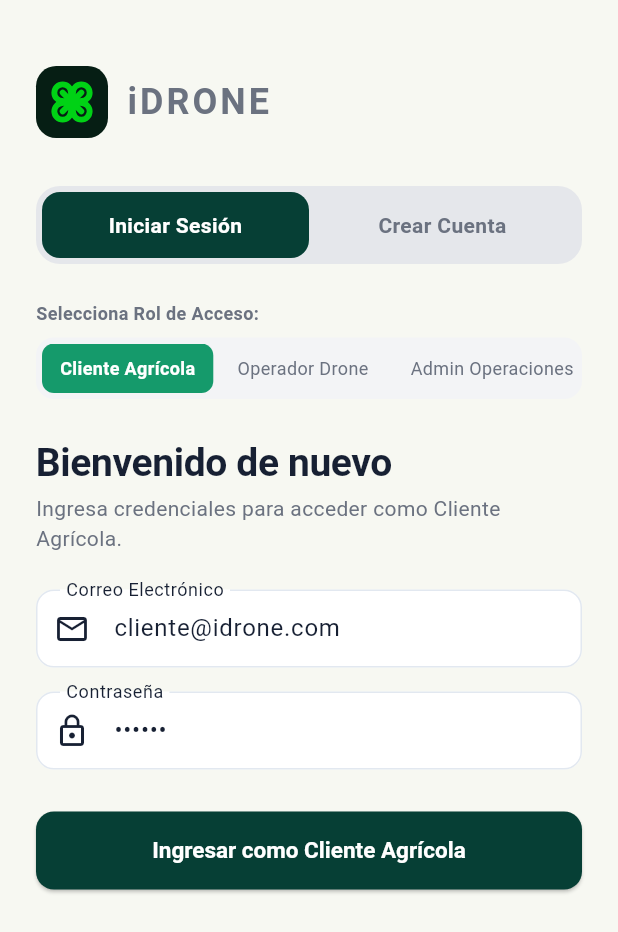
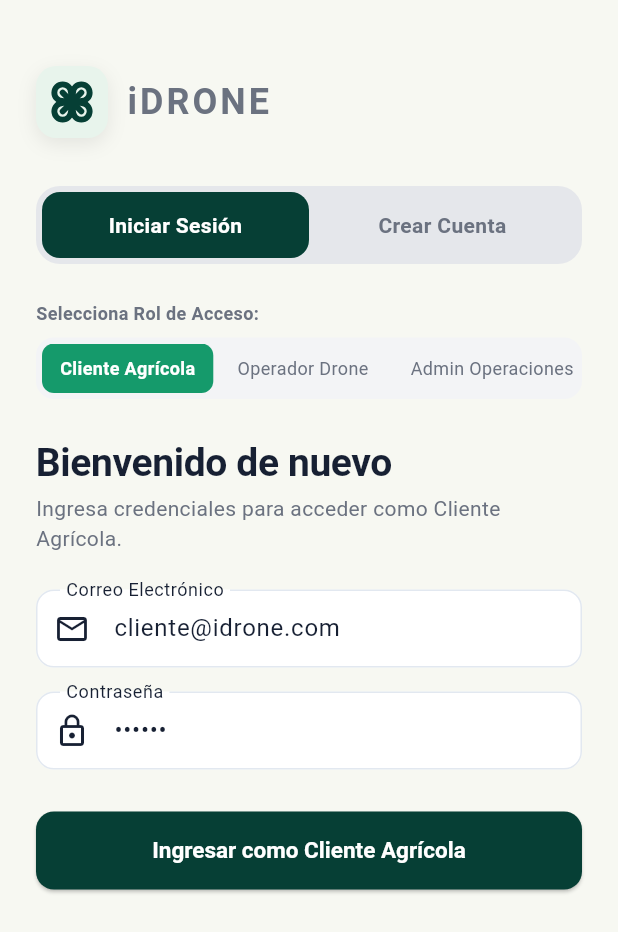
Before and after one commit to Polar000/iDrone, a Flutter app: the LoginScreen screen opened directly with empty values, on a phone screen of 412 x 824 dp. Shown: the top 932 px of the screen. Run offline on Flutter 3.47's test engine with Material 3 defaults, Android fonts, the phone set to English and light mode, and no system bars; our stand-ins replace flutter_map, google_fonts, latlong2, supabase_flutter; accounts and stored records are empty.

Commit message:
Set default theme to Light mode and adapt logo and splash colors dynamically
Co-authored-by: Polar000 <163376514+Polar000@users.noreply.github.com>

```diff
--- a/lib/components/idrone_logo.dart
+++ b/lib/components/idrone_logo.dart
@@ -1,34 +1,48 @@
 import 'dart:math';
 import 'package:flutter/material.dart';
+import '../app/theme/app_colors.dart';
 
 class IDroneLogoWidget extends StatelessWidget {
   final double size;
-  final Color greenColor;
-  final Color backgroundColor;
+  final Color? greenColor;
+  final Color? backgroundColor;
   final bool showBackground;
 
   const IDroneLogoWidget({
     super.key,
     this.size = 80,
-    this.greenColor = const Color(0xFF00D215),
-    this.backgroundColor = const Color(0xFF061E14),
+    this.greenColor,
+    this.backgroundColor,
     this.showBackground = true,
   });
 
   @override
   Widget build(BuildContext context) {
+    final theme = Theme.of(context);
+    final isDark = theme.brightness == Brightness.dark;
+
+    final defaultBg = isDark ? const Color(0xFF061E14) : const Color(0xFFE8F4EC);
+    final defaultIcon = isDark ? const Color(0xFF00D215) : AppColors.deepForest;
+
     return Container(
       width: size,
       height: size,
       decoration: showBackground
           ? BoxDecoration(
-              color: backgroundColor,
+              color: backgroundColor ?? defaultBg,
               borderRadius: BorderRadius.circular(size * 0.28),
+              boxShadow: [
+                BoxShadow(
+                  color: isDark ? Colors.black.withValues(alpha: 0.35) : Colors.black.withValues(alpha: 0.08),
+                  blurRadius: 10,
+                  offset: const Offset(0, 4),
+                )
+              ],
             )
           : null,
       padding: EdgeInsets.all(size * 0.16),
       child: CustomPaint(
-        painter: _DronePainter(color: greenColor),
+        painter: _DronePainter(color: greenColor ?? defaultIcon),
       ),
     );
   }
--- a/lib/data/repositories/app_store.dart
+++ b/lib/data/repositories/app_store.dart
@@ -22,7 +22,7 @@ class AppStore extends ChangeNotifier {
   // Global Platform Parametrization Settings
   final PlatformSettings platformSettings = PlatformSettings();
 
-  // Current logged in user & Theme
+  // Current logged in user & Theme (Default starts in Light Mode as requested)
   UserModel _currentUser = UserModel(
     id: 'user_001',
     email: 'cliente@idrone.com',
@@ -32,7 +32,7 @@ class AppStore extends ChangeNotifier {
     createdAt: DateTime.now().subtract(const Duration(days: 30)),
   );
 
-  ThemeMode _themeMode = ThemeMode.system;
+  ThemeMode _themeMode = ThemeMode.light;
 
   ThemeMode get themeMode => _themeMode;
   UserModel get currentUser => _currentUser;
```
Also changed, not shown: lib/features/auth/auth_screens.dart (+15 -13 lines).
